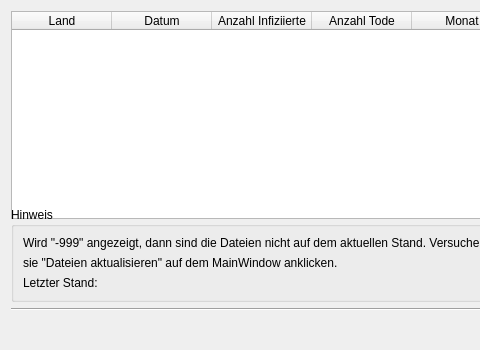
The window that src/dbvorschau.ui (JosephBisso/Starlink) describes before a commit, drawn with Qt 5; both pictures show x 0 to 480 and y 0 to 350 of the 751 by 350 pixel window.
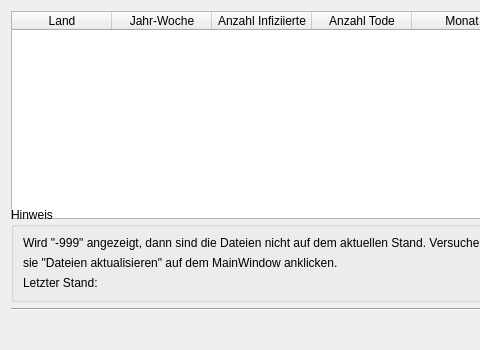
The same window after the commit.

Commit message: Ui auf neue Datumstill angepasst

Diff of the .ui file:
```diff
--- a/src/dbvorschau.ui
+++ b/src/dbvorschau.ui
@@ -41,7 +41,7 @@
      </column>
      <column>
       <property name="text">
-       <string>Datum</string>
+       <string>Jahr-Woche</string>
       </property>
      </column>
      <column>
```
Left out of the diff: 14 changed lines with no effect on the pictures.
